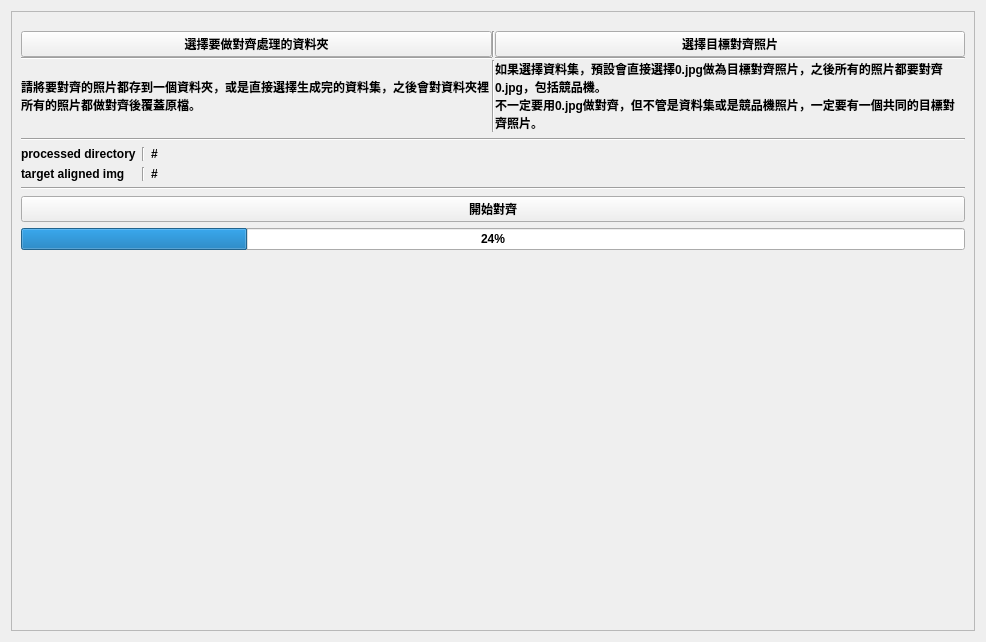
First picture: the form in NTU/ML/MLAlignDataset/UI.ui, repository YuTing-Fang1999/FIH-tool, before the edit.
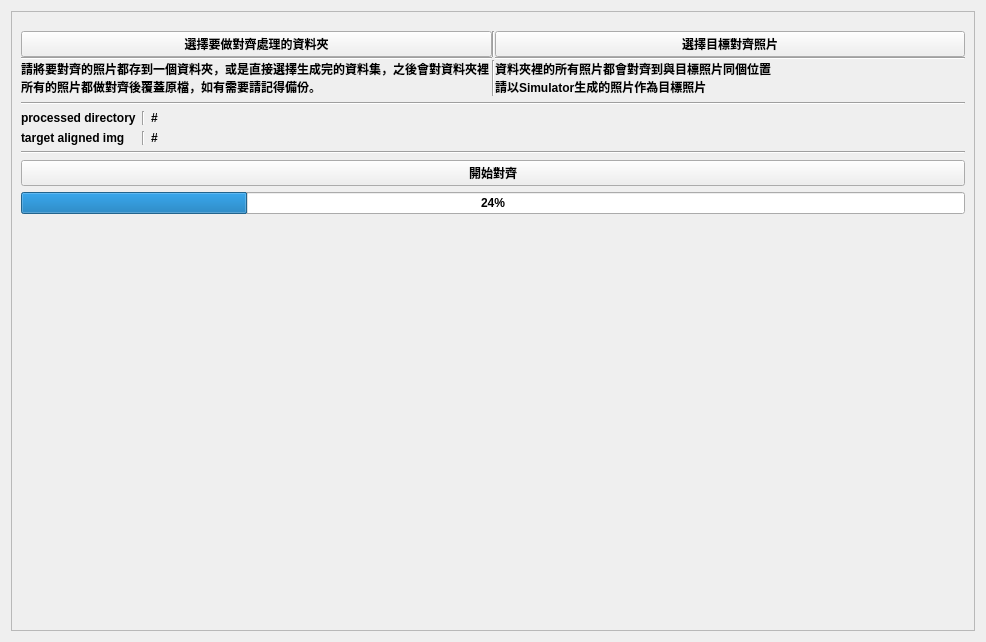
Second picture: the form after the edit.

```diff
--- a/NTU/ML/MLAlignDataset/UI.ui
+++ b/NTU/ML/MLAlignDataset/UI.ui
@@ -58,8 +58,8 @@
          <item row="2" column="2">
           <widget class="QLabel" name="label">
            <property name="text">
-            <string>如果選擇資料集，預設會直接選擇0.jpg做為目標對齊照片，之後所有的照片都要對齊0.jpg，包括競品機。
-不一定要用0.jpg做對齊，但不管是資料集或是競品機照片，一定要有一個共同的目標對齊照片。</string>
+            <string>資料夾裡的所有照片都會對齊到與目標照片同個位置
+請以Simulator生成的照片作為目標照片</string>
            </property>
            <property name="wordWrap">
             <bool>true</bool>
@@ -72,7 +72,7 @@
          <item row="2" column="0">
           <widget class="QLabel" name="label_2">
            <property name="text">
-            <string>請將要對齊的照片都存到一個資料夾，或是直接選擇生成完的資料集，之後會對資料夾裡所有的照片都做對齊後覆蓋原檔。</string>
+            <string>請將要對齊的照片都存到一個資料夾，或是直接選擇生成完的資料集，之後會對資料夾裡所有的照片都做對齊後覆蓋原檔，如有需要請記得備份。</string>
            </property>
            <property name="wordWrap">
             <bool>true</bool>
```
